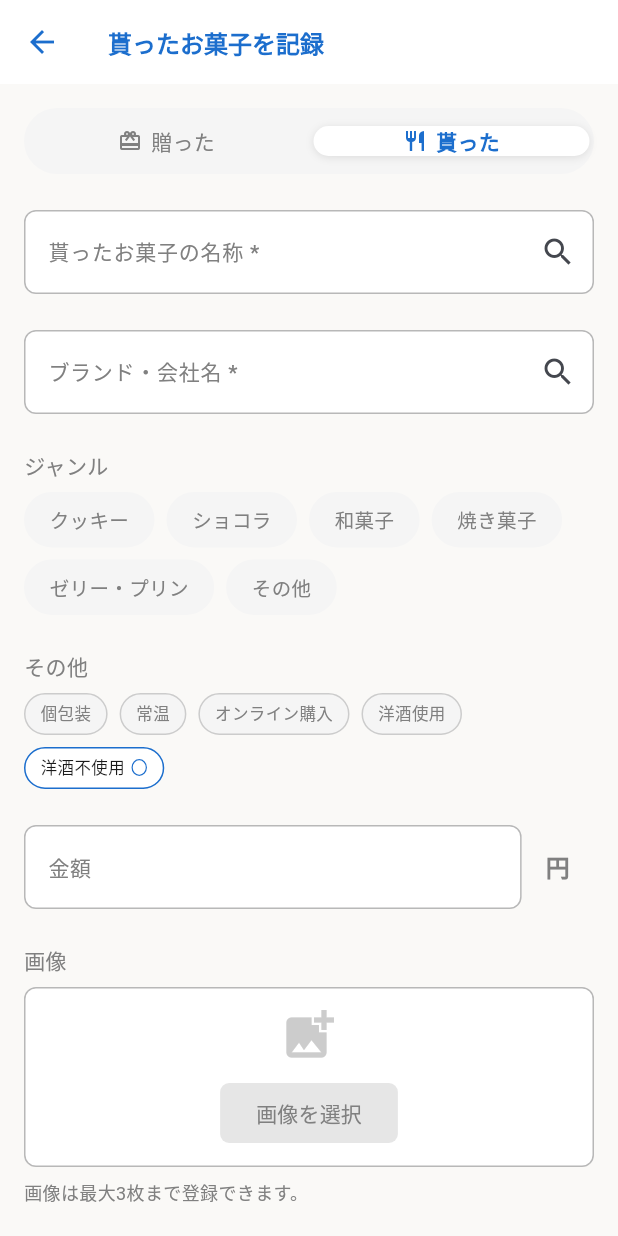
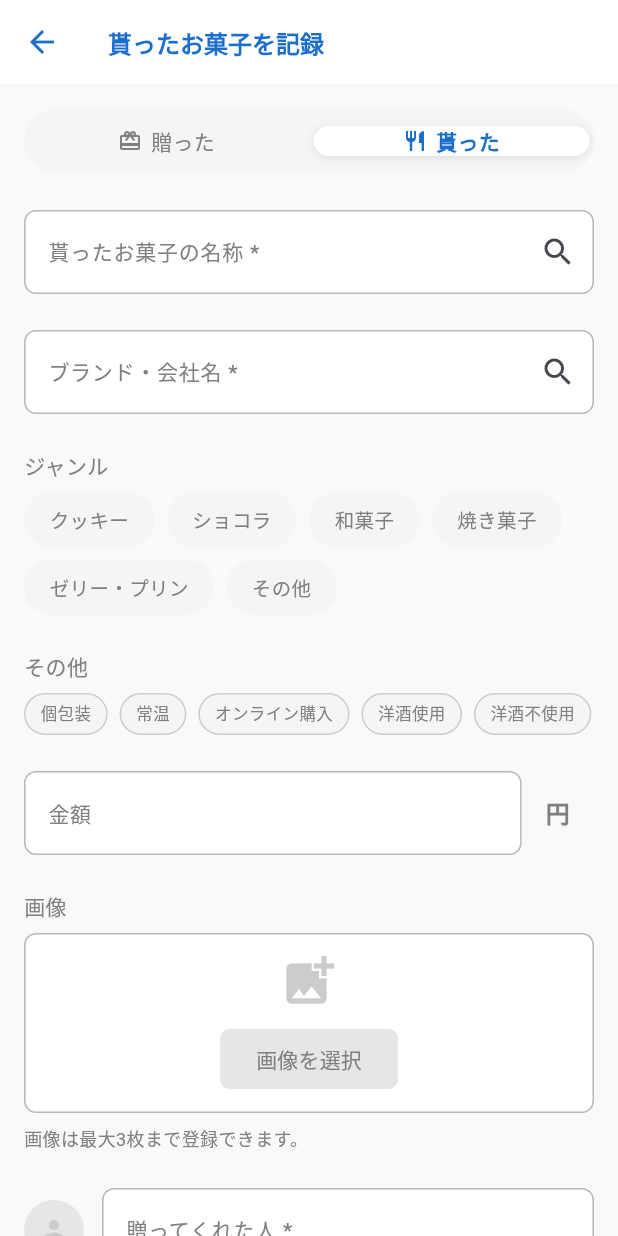
Before and after one commit to erablea/alamode_app, a Flutter app: the PresentFormWidget screen opened directly with empty values, after a tap on "貰った", on a phone screen of 412 x 824 dp. Run offline on Flutter 3.47's test engine with Material 3 defaults, Android fonts, the phone set to English and light mode, and no system bars; our stand-ins replace cached_network_image, image_picker, shared_preferences, supabase_flutter, syncfusion_flutter_datepicker; accounts and stored records are empty; Roboto replaces fonts that are missing (ZenMaruGothic); project files that could hold a hidden picture were left out.

```diff
--- a/lib/view/memo.dart
+++ b/lib/view/memo.dart
@@ -1961,8 +1961,6 @@ class _PresentFormWidgetState extends State<PresentFormWidget> {
         widget.initialPresent?['present_other_conditions'];
     if (initialOtherConditions != null && initialOtherConditions.isNotEmpty) {
       _selectedOtherConditions = Set.from(initialOtherConditions.split(', '));
-    } else if (widget.initialPresent == null) {
-      _selectedOtherConditions = {'洋酒不使用'};
     }
     _selectedDate = widget.initialPresent?['present_date'] != null
         ? DateTime.parse(widget.initialPresent!['present_date'])
```
